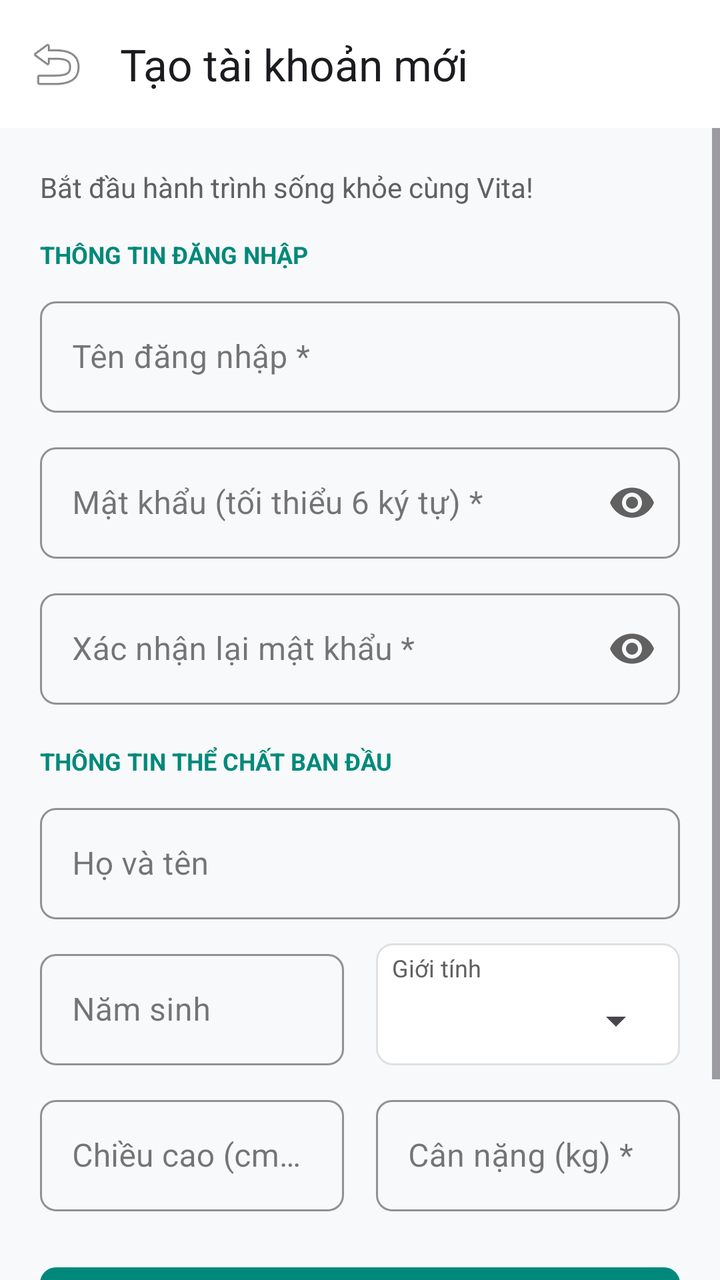
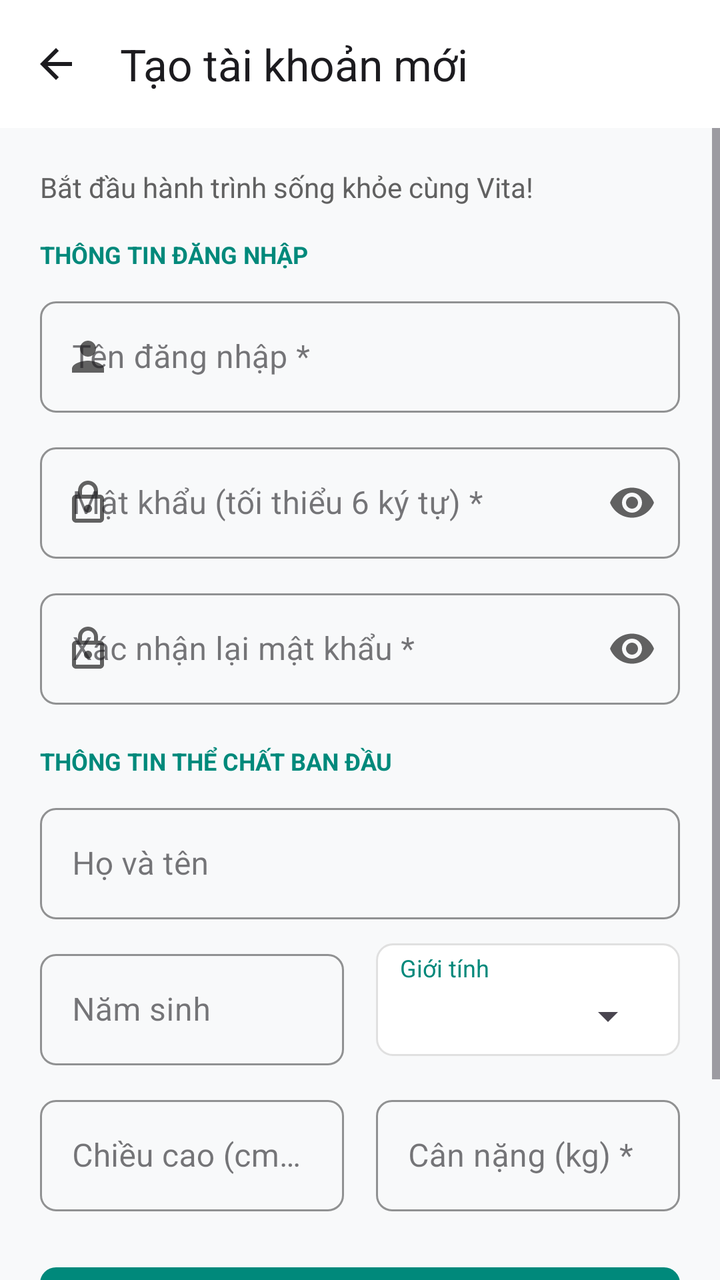

An Android layout rendered at two revisions. The XML below is the earlier revision; the diff shows what the commit changed to produce the second picture.
<!-- AndroidManifest.xml: application theme Theme.Vita -->
<!-- res/layout/activity_register.xml -->
<?xml version="1.0" encoding="utf-8"?>
<LinearLayout xmlns:android="http://schemas.android.com/apk/res/android"
    xmlns:app="http://schemas.android.com/apk/res-auto"
    android:layout_width="match_parent"
    android:layout_height="match_parent"
    android:background="@color/vita_bg"
    android:orientation="vertical">

    
    <com.google.android.material.appbar.MaterialToolbar
        android:id="@+id/toolbar_register"
        android:layout_width="match_parent"
        android:layout_height="?attr/actionBarSize"
        android:background="@color/vita_surface"
        android:elevation="2dp"
        app:navigationIcon="@android:drawable/ic_menu_revert"
        app:title="Tạo tài khoản mới"
        app:titleTextColor="@color/vita_text_primary" />

    <ScrollView
        android:id="@+id/scroll_register"
        android:layout_width="match_parent"
        android:layout_height="match_parent"
        android:fillViewport="true">

        <LinearLayout
            android:layout_width="match_parent"
            android:layout_height="wrap_content"
            android:orientation="vertical"
            android:padding="20dp">

            <TextView
                android:layout_width="wrap_content"
                android:layout_height="wrap_content"
                android:layout_marginBottom="16dp"
                android:text="Bắt đầu hành trình sống khỏe cùng Vita!"
                android:textColor="@color/vita_text_secondary"
                android:textSize="14sp" />

            
            <TextView
                android:layout_width="wrap_content"
                android:layout_height="wrap_content"
                android:layout_marginBottom="10dp"
                android:text="THÔNG TIN ĐĂNG NHẬP"
                android:textColor="@color/vita_teal"
                android:textSize="12sp"
                android:textStyle="bold" />

            
            <com.google.android.material.textfield.TextInputLayout
                android:id="@+id/til_reg_username"
                style="@style/Widget.MaterialComponents.TextInputLayout.OutlinedBox"
                android:layout_width="match_parent"
                android:layout_height="wrap_content"
                android:layout_marginBottom="12dp"
                android:hint="Tên đăng nhập *"
                app:boxCornerRadiusBottomEnd="8dp"
                app:boxCornerRadiusBottomStart="8dp"
                app:boxCornerRadiusTopEnd="8dp"
                app:boxCornerRadiusTopStart="8dp"
                app:boxStrokeColor="@color/vita_teal"
                app:hintTextColor="@color/vita_teal">

                <com.google.android.material.textfield.TextInputEditText
                    android:id="@+id/et_reg_username"
                    android:layout_width="match_parent"
                    android:layout_height="wrap_content"
                    android:imeOptions="actionNext"
                    android:inputType="text"
                    android:maxLines="1"
                    android:textColor="@color/vita_text_primary"
                    android:textSize="16sp" />
            </com.google.android.material.textfield.TextInputLayout>

            
            <com.google.android.material.textfield.TextInputLayout
                android:id="@+id/til_reg_password"
                style="@style/Widget.MaterialComponents.TextInputLayout.OutlinedBox"
                android:layout_width="match_parent"
                android:layout_height="wrap_content"
                android:layout_marginBottom="12dp"
                android:hint="Mật khẩu (tối thiểu 6 ký tự) *"
                app:boxCornerRadiusBottomEnd="8dp"
                app:boxCornerRadiusBottomStart="8dp"
                app:boxCornerRadiusTopEnd="8dp"
                app:boxCornerRadiusTopStart="8dp"
                app:boxStrokeColor="@color/vita_teal"
                app:hintTextColor="@color/vita_teal"
                app:passwordToggleEnabled="true"
                app:passwordToggleTint="@color/vita_text_secondary">

                <com.google.android.material.textfield.TextInputEditText
                    android:id="@+id/et_reg_password"
                    android:layout_width="match_parent"
                    android:layout_height="wrap_content"
                    android:imeOptions="actionNext"
                    android:inputType="textPassword"
                    android:maxLines="1"
                    android:textColor="@color/vita_text_primary"
                    android:textSize="16sp" />
            </com.google.android.material.textfield.TextInputLayout>

            
            <com.google.android.material.textfield.TextInputLayout
                android:id="@+id/til_reg_confirm"
                style="@style/Widget.MaterialComponents.TextInputLayout.OutlinedBox"
                android:layout_width="match_parent"
                android:layout_height="wrap_content"
                android:layout_marginBottom="20dp"
                android:hint="Xác nhận lại mật khẩu *"
                app:boxCornerRadiusBottomEnd="8dp"
                app:boxCornerRadiusBottomStart="8dp"
                app:boxCornerRadiusTopEnd="8dp"
                app:boxCornerRadiusTopStart="8dp"
                app:boxStrokeColor="@color/vita_teal"
                app:hintTextColor="@color/vita_teal"
                app:passwordToggleEnabled="true"
                app:passwordToggleTint="@color/vita_text_secondary">

                <com.google.android.material.textfield.TextInputEditText
                    android:id="@+id/et_reg_confirm"
                    android:layout_width="match_parent"
                    android:layout_height="wrap_content"
                    android:imeOptions="actionNext"
                    android:inputType="textPassword"
                    android:maxLines="1"
                    android:textColor="@color/vita_text_primary"
                    android:textSize="16sp" />
            </com.google.android.material.textfield.TextInputLayout>

            
            <TextView
                android:layout_width="wrap_content"
                android:layout_height="wrap_content"
                android:layout_marginBottom="10dp"
                android:text="THÔNG TIN THỂ CHẤT BAN ĐẦU"
                android:textColor="@color/vita_teal"
                android:textSize="12sp"
                android:textStyle="bold" />

            
            <com.google.android.material.textfield.TextInputLayout
                android:id="@+id/til_reg_fullname"
                style="@style/Widget.MaterialComponents.TextInputLayout.OutlinedBox"
                android:layout_width="match_parent"
                android:layout_height="wrap_content"
                android:layout_marginBottom="12dp"
                android:hint="Họ và tên"
                app:boxCornerRadiusBottomEnd="8dp"
                app:boxCornerRadiusBottomStart="8dp"
                app:boxCornerRadiusTopEnd="8dp"
                app:boxCornerRadiusTopStart="8dp"
                app:boxStrokeColor="@color/vita_teal"
                app:hintTextColor="@color/vita_teal">

                <com.google.android.material.textfield.TextInputEditText
                    android:id="@+id/et_reg_fullname"
                    android:layout_width="match_parent"
                    android:layout_height="wrap_content"
                    android:imeOptions="actionNext"
                    android:inputType="textPersonName"
                    android:maxLines="1"
                    android:textColor="@color/vita_text_primary"
                    android:textSize="16sp" />
            </com.google.android.material.textfield.TextInputLayout>

            
            <LinearLayout
                android:layout_width="match_parent"
                android:layout_height="wrap_content"
                android:layout_marginBottom="12dp"
                android:baselineAligned="false"
                android:orientation="horizontal">

                <com.google.android.material.textfield.TextInputLayout
                    android:id="@+id/til_reg_birth_year"
                    style="@style/Widget.MaterialComponents.TextInputLayout.OutlinedBox"
                    android:layout_width="0dp"
                    android:layout_height="wrap_content"
                    android:layout_marginEnd="8dp"
                    android:layout_weight="1"
                    android:hint="Năm sinh"
                    app:boxCornerRadiusBottomEnd="8dp"
                    app:boxCornerRadiusBottomStart="8dp"
                    app:boxCornerRadiusTopEnd="8dp"
                    app:boxCornerRadiusTopStart="8dp"
                    app:boxStrokeColor="@color/vita_teal"
                    app:hintTextColor="@color/vita_teal">

                    <com.google.android.material.textfield.TextInputEditText
                        android:id="@+id/et_reg_birth_year"
                        android:layout_width="match_parent"
                        android:layout_height="wrap_content"
                        android:imeOptions="actionNext"
                        android:inputType="number"
                        android:maxLength="4"
                        android:textColor="@color/vita_text_primary"
                        android:textSize="16sp" />
                </com.google.android.material.textfield.TextInputLayout>

                <LinearLayout
                    android:layout_width="0dp"
                    android:layout_height="match_parent"
                    android:layout_marginStart="8dp"
                    android:layout_weight="1"
                    android:background="@drawable/spinner_border"
                    android:gravity="center_vertical"
                    android:orientation="vertical"
                    android:paddingStart="8dp"
                    android:paddingEnd="8dp">

                    <TextView
                        android:layout_width="wrap_content"
                        android:layout_height="wrap_content"
                        android:text="Giới tính"
                        android:textColor="@color/vita_text_secondary"
                        android:textSize="12sp" />

                    <Spinner
                        android:id="@+id/sp_reg_gender"
                        android:layout_width="match_parent"
                        android:layout_height="wrap_content"
                        android:minHeight="40dp" />
                </LinearLayout>
            </LinearLayout>

            
            <LinearLayout
                android:layout_width="match_parent"
                android:layout_height="wrap_content"
                android:layout_marginBottom="24dp"
                android:baselineAligned="false"
                android:orientation="horizontal">

                <com.google.android.material.textfield.TextInputLayout
                    android:id="@+id/til_reg_height"
                    style="@style/Widget.MaterialComponents.TextInputLayout.OutlinedBox"
                    android:layout_width="0dp"
                    android:layout_height="wrap_content"
                    android:layout_marginEnd="8dp"
                    android:layout_weight="1"
                    android:hint="Chiều cao (cm) *"
                    app:boxCornerRadiusBottomEnd="8dp"
                    app:boxCornerRadiusBottomStart="8dp"
                    app:boxCornerRadiusTopEnd="8dp"
                    app:boxCornerRadiusTopStart="8dp"
                    app:boxStrokeColor="@color/vita_teal"
                    app:hintTextColor="@color/vita_teal"
                    app:suffixText="cm">

                    <com.google.android.material.textfield.TextInputEditText
                        android:id="@+id/et_reg_height"
                        android:layout_width="match_parent"
                        android:layout_height="wrap_content"
                        android:imeOptions="actionNext"
                        android:inputType="numberDecimal"
                        android:textColor="@color/vita_text_primary"
                        android:textSize="16sp" />
                </com.google.android.material.textfield.TextInputLayout>

                <com.google.android.material.textfield.TextInputLayout
                    android:id="@+id/til_reg_weight"
                    style="@style/Widget.MaterialComponents.TextInputLayout.OutlinedBox"
                    android:layout_width="0dp"
                    android:layout_height="wrap_content"
                    android:layout_marginStart="8dp"
                    android:layout_weight="1"
                    android:hint="Cân nặng (kg) *"
                    app:boxCornerRadiusBottomEnd="8dp"
                    app:boxCornerRadiusBottomStart="8dp"
                    app:boxCornerRadiusTopEnd="8dp"
                    app:boxCornerRadiusTopStart="8dp"
                    app:boxStrokeColor="@color/vita_teal"
                    app:hintTextColor="@color/vita_teal"
                    app:suffixText="kg">

                    <com.google.android.material.textfield.TextInputEditText
                        android:id="@+id/et_reg_weight"
                        android:layout_width="match_parent"
                        android:layout_height="wrap_content"
                        android:imeOptions="actionDone"
                        android:inputType="numberDecimal"
                        android:textColor="@color/vita_text_primary"
                        android:textSize="16sp" />
                </com.google.android.material.textfield.TextInputLayout>
            </LinearLayout>

            
            <com.google.android.material.button.MaterialButton
                android:id="@+id/btn_reg_submit"
                android:layout_width="match_parent"
                android:layout_height="wrap_content"
                android:layout_marginBottom="16dp"
                android:minHeight="48dp"
                android:text="HOÀN TẤT ĐĂNG KÝ"
                android:textAllCaps="true"
                android:textColor="@color/white"
                android:textSize="16sp"
                android:textStyle="bold"
                app:backgroundTint="@color/vita_teal"
                app:cornerRadius="8dp" />

            
            <TextView
                android:id="@+id/tv_reg_goto_login"
                android:layout_width="wrap_content"
                android:layout_height="wrap_content"
                android:layout_gravity="center_horizontal"
                android:gravity="center"
                android:minHeight="48dp"
                android:padding="8dp"
                android:text="Đã có tài khoản? Đăng nhập ngay"
                android:textColor="@color/vita_teal"
                android:textSize="14sp"
                android:textStyle="bold" />

        </LinearLayout>
    </ScrollView>
</LinearLayout>
<!-- resources referenced by this layout -->
<resources>
  <color name="vita_bg">#F8F9FA</color>
  <color name="vita_surface">#FFFFFF</color>
  <color name="vita_teal">#00897B</color>
  <color name="vita_text_primary">#1C1B1F</color>
  <color name="vita_text_secondary">#616161</color>
  <color name="white">#FFFFFFFF</color>
  <!-- drawable spinner_border (drawable) -->
  <?xml version="1.0" encoding="utf-8"?>
  <shape xmlns:android="http://schemas.android.com/apk/res/android"
      android:shape="rectangle">
      <solid android:color="@color/vita_surface" />
      <stroke
          android:width="1dp"
          android:color="@color/vita_divider" />
      <corners android:radius="8dp" />
      <padding
          android:bottom="4dp"
          android:left="8dp"
          android:right="8dp"
          android:top="4dp" />
  </shape>
  <style name="Theme.Vita" parent="Base.Theme.Vita" />
  <color name="vita_divider">#E0E0E0</color>
  <style name="Base.Theme.Vita" parent="Theme.Material3.Light.NoActionBar">
          
          <item name="colorPrimary">@color/vita_teal</item>
          <item name="colorPrimaryVariant">@color/vita_teal_dark</item>
          <item name="colorSecondary">@color/vita_aqua</item>
          <item name="android:statusBarColor">@color/vita_teal_dark</item>
          <item name="android:windowBackground">@color/vita_bg</item>
      </style>
  <color name="vita_teal_dark">#005B4F</color>
  <color name="vita_aqua">#00ACC1</color>
</resources>

<!-- the commit's change to res/layout/activity_register.xml (unified diff, before → after) -->
@@ -1,6 +1,7 @@
 <?xml version="1.0" encoding="utf-8"?>
 <LinearLayout xmlns:android="http://schemas.android.com/apk/res/android"
     xmlns:app="http://schemas.android.com/apk/res-auto"
+    xmlns:tools="http://schemas.android.com/tools"
     android:layout_width="match_parent"
     android:layout_height="match_parent"
     android:background="@color/vita_bg"
@@ -13,7 +14,8 @@
         android:layout_height="?attr/actionBarSize"
         android:background="@color/vita_surface"
         android:elevation="2dp"
-        app:navigationIcon="@android:drawable/ic_menu_revert"
+        app:navigationIcon="@drawable/ic_arrow_back"
+        app:navigationIconTint="@color/vita_text_primary"
         app:title="Tạo tài khoản mới"
         app:titleTextColor="@color/vita_text_primary" />
 
@@ -55,12 +57,15 @@
                 android:layout_height="wrap_content"
                 android:layout_marginBottom="12dp"
                 android:hint="Tên đăng nhập *"
+                app:boxBackgroundMode="outline"
                 app:boxCornerRadiusBottomEnd="8dp"
                 app:boxCornerRadiusBottomStart="8dp"
                 app:boxCornerRadiusTopEnd="8dp"
                 app:boxCornerRadiusTopStart="8dp"
                 app:boxStrokeColor="@color/vita_teal"
-                app:hintTextColor="@color/vita_teal">
+                app:hintTextColor="@color/vita_teal"
+                app:startIconDrawable="@drawable/ic_person"
+                app:startIconTint="@color/vita_text_secondary">
 
                 <com.google.android.material.textfield.TextInputEditText
                     android:id="@+id/et_reg_username"
@@ -70,7 +75,8 @@
                     android:inputType="text"
                     android:maxLines="1"
                     android:textColor="@color/vita_text_primary"
-                    android:textSize="16sp" />
+                    android:textSize="16sp"
+                    tools:hint="Tên đăng nhập *" />
             </com.google.android.material.textfield.TextInputLayout>
 
             
@@ -81,6 +87,7 @@
                 android:layout_height="wrap_content"
                 android:layout_marginBottom="12dp"
                 android:hint="Mật khẩu (tối thiểu 6 ký tự) *"
+                app:boxBackgroundMode="outline"
                 app:boxCornerRadiusBottomEnd="8dp"
                 app:boxCornerRadiusBottomStart="8dp"
                 app:boxCornerRadiusTopEnd="8dp"
@@ -88,7 +95,9 @@
                 app:boxStrokeColor="@color/vita_teal"
                 app:hintTextColor="@color/vita_teal"
                 app:passwordToggleEnabled="true"
-                app:passwordToggleTint="@color/vita_text_secondary">
+                app:passwordToggleTint="@color/vita_text_secondary"
+                app:startIconDrawable="@drawable/ic_lock"
+                app:startIconTint="@color/vita_text_secondary">
 
                 <com.google.android.material.textfield.TextInputEditText
                     android:id="@+id/et_reg_password"
@@ -98,7 +107,8 @@
                     android:inputType="textPassword"
                     android:maxLines="1"
                     android:textColor="@color/vita_text_primary"
-                    android:textSize="16sp" />
+                    android:textSize="16sp"
+                    tools:hint="Mật khẩu (tối thiểu 6 ký tự) *" />
             </com.google.android.material.textfield.TextInputLayout>
 
             
@@ -109,6 +119,7 @@
                 android:layout_height="wrap_content"
                 android:layout_marginBottom="20dp"
                 android:hint="Xác nhận lại mật khẩu *"
+                app:boxBackgroundMode="outline"
                 app:boxCornerRadiusBottomEnd="8dp"
                 app:boxCornerRadiusBottomStart="8dp"
                 app:boxCornerRadiusTopEnd="8dp"
@@ -116,7 +127,9 @@
                 app:boxStrokeColor="@color/vita_teal"
                 app:hintTextColor="@color/vita_teal"
                 app:passwordToggleEnabled="true"
-                app:passwordToggleTint="@color/vita_text_secondary">
+                app:passwordToggleTint="@color/vita_text_secondary"
+                app:startIconDrawable="@drawable/ic_lock"
+                app:startIconTint="@color/vita_text_secondary">
 
                 <com.google.android.material.textfield.TextInputEditText
                     android:id="@+id/et_reg_confirm"
@@ -126,7 +139,8 @@
                     android:inputType="textPassword"
                     android:maxLines="1"
                     android:textColor="@color/vita_text_primary"
-                    android:textSize="16sp" />
+                    android:textSize="16sp"
+                    tools:hint="Xác nhận lại mật khẩu *" />
             </com.google.android.material.textfield.TextInputLayout>
 
             
@@ -147,6 +161,7 @@
                 android:layout_height="wrap_content"
                 android:layout_marginBottom="12dp"
                 android:hint="Họ và tên"
+                app:boxBackgroundMode="outline"
                 app:boxCornerRadiusBottomEnd="8dp"
                 app:boxCornerRadiusBottomStart="8dp"
                 app:boxCornerRadiusTopEnd="8dp"
@@ -162,7 +177,8 @@
                     android:inputType="textPersonName"
                     android:maxLines="1"
                     android:textColor="@color/vita_text_primary"
-                    android:textSize="16sp" />
+                    android:textSize="16sp"
+                    tools:hint="Họ và tên" />
             </com.google.android.material.textfield.TextInputLayout>
 
             
@@ -181,6 +197,7 @@
                     android:layout_marginEnd="8dp"
                     android:layout_weight="1"
                     android:hint="Năm sinh"
+                    app:boxBackgroundMode="outline"
                     app:boxCornerRadiusBottomEnd="8dp"
                     app:boxCornerRadiusBottomStart="8dp"
                     app:boxCornerRadiusTopEnd="8dp"
@@ -196,32 +213,36 @@
                         android:inputType="number"
                         android:maxLength="4"
                         android:textColor="@color/vita_text_primary"
-                        android:textSize="16sp" />
+                        android:textSize="16sp"
+                        tools:hint="Năm sinh" />
                 </com.google.android.material.textfield.TextInputLayout>
 
                 <LinearLayout
                     android:layout_width="0dp"
-                    android:layout_height="match_parent"
+                    android:layout_height="wrap_content"
+                    android:minHeight="56dp"
                     android:layout_marginStart="8dp"
                     android:layout_weight="1"
                     android:background="@drawable/spinner_border"
                     android:gravity="center_vertical"
                     android:orientation="vertical"
-                    android:paddingStart="8dp"
-                    android:paddingEnd="8dp">
+                    android:paddingStart="12dp"
+                    android:paddingEnd="12dp"
+                    android:paddingTop="4dp"
+                    android:paddingBottom="4dp">
 
                     <TextView
                         android:layout_width="wrap_content"
                         android:layout_height="wrap_content"
                         android:text="Giới tính"
-                        android:textColor="@color/vita_text_secondary"
+                        android:textColor="@color/vita_teal"
                         android:textSize="12sp" />
 
                     <Spinner
                         android:id="@+id/sp_reg_gender"
                         android:layout_width="match_parent"
                         android:layout_height="wrap_content"
-                        android:minHeight="40dp" />
+                        android:minHeight="32dp" />
                 </LinearLayout>
             </LinearLayout>
 
@@ -241,6 +262,7 @@
                     android:layout_marginEnd="8dp"
                     android:layout_weight="1"
                     android:hint="Chiều cao (cm) *"
+                    app:boxBackgroundMode="outline"
                     app:boxCornerRadiusBottomEnd="8dp"
                     app:boxCornerRadiusBottomStart="8dp"
                     app:boxCornerRadiusTopEnd="8dp"
@@ -256,7 +278,8 @@
                         android:imeOptions="actionNext"
                         android:inputType="numberDecimal"
                         android:textColor="@color/vita_text_primary"
-                        android:textSize="16sp" />
+                        android:textSize="16sp"
+                        tools:hint="Chiều cao (cm) *" />
                 </com.google.android.material.textfield.TextInputLayout>
 
                 <com.google.android.material.textfield.TextInputLayout
@@ -267,6 +290,7 @@
                     android:layout_marginStart="8dp"
                     android:layout_weight="1"
                     android:hint="Cân nặng (kg) *"
+                    app:boxBackgroundMode="outline"
                     app:boxCornerRadiusBottomEnd="8dp"
                     app:boxCornerRadiusBottomStart="8dp"
                     app:boxCornerRadiusTopEnd="8dp"
@@ -282,7 +306,8 @@
                         android:imeOptions="actionDone"
                         android:inputType="numberDecimal"
                         android:textColor="@color/vita_text_primary"
-                        android:textSize="16sp" />
+                        android:textSize="16sp"
+                        tools:hint="Cân nặng (kg) *" />
                 </com.google.android.material.textfield.TextInputLayout>
             </LinearLayout>
 
<!-- resource entries referenced after the edit -->
@@ -6,6 +6,39 @@
   <color name="vita_text_primary">#1C1B1F</color>
   <color name="vita_text_secondary">#616161</color>
   <color name="white">#FFFFFFFF</color>
+  <!-- drawable ic_arrow_back (drawable) -->
+  <vector xmlns:android="http://schemas.android.com/apk/res/android"
+      android:width="24dp"
+      android:height="24dp"
+      android:viewportWidth="24"
+      android:viewportHeight="24"
+      android:tint="?attr/colorControlNormal">
+      <path
+          android:fillColor="@android:color/white"
+          android:pathData="M20,11H7.83l5.59,-5.59L12,4l-8,8 8,8 1.41,-1.41L7.83,13H20v-2z" />
+  </vector>
+  <!-- drawable ic_lock (drawable) -->
+  <vector xmlns:android="http://schemas.android.com/apk/res/android"
+      android:width="24dp"
+      android:height="24dp"
+      android:viewportWidth="24"
+      android:viewportHeight="24"
+      android:tint="?attr/colorControlNormal">
+      <path
+          android:fillColor="@android:color/white"
+          android:pathData="M18,8h-1V6c0,-2.76 -2.24,-5 -5,-5S7,3.24 7,6v2H6c-1.1,0 -2,0.9 -2,2v10c0,1.1 0.9,2 2,2h12c1.1,0 2,-0.9 2,-2V10c0,-1.1 -0.9,-2 -2,-2zM9,6c0,-1.66 1.34,-3 3,-3s3,1.34 3,3v2H9V6zm9,14H6V10h12v10zm-6,-3c1.1,0 2,-0.9 2,-2s-0.9,-2 -2,-2 -2,0.9 -2,2 0.9,2 2,2z" />
+  </vector>
+  <!-- drawable ic_person (drawable) -->
+  <vector xmlns:android="http://schemas.android.com/apk/res/android"
+      android:width="24dp"
+      android:height="24dp"
+      android:viewportWidth="24"
+      android:viewportHeight="24"
+      android:tint="?attr/colorControlNormal">
+      <path
+          android:fillColor="@android:color/white"
+          android:pathData="M12,12c2.21,0 4,-1.79 4,-4s-1.79,-4 -4,-4 -4,1.79 -4,4 1.79,4 4,4zM12,14c-2.67,0 -8,1.34 -8,4v2h16v-2c0,-2.66 -5.33,-4 -8,-4z" />
+  </vector>
   <!-- drawable spinner_border (drawable) -->
   <?xml version="1.0" encoding="utf-8"?>
   <shape xmlns:android="http://schemas.android.com/apk/res/android"
@@ -16,10 +49,10 @@
           android:color="@color/vita_divider" />
       <corners android:radius="8dp" />
       <padding
-          android:bottom="4dp"
-          android:left="8dp"
-          android:right="8dp"
-          android:top="4dp" />
+          android:bottom="8dp"
+          android:left="12dp"
+          android:right="12dp"
+          android:top="8dp" />
   </shape>
   <style name="Theme.Vita" parent="Base.Theme.Vita" />
   <color name="vita_divider">#E0E0E0</color>
